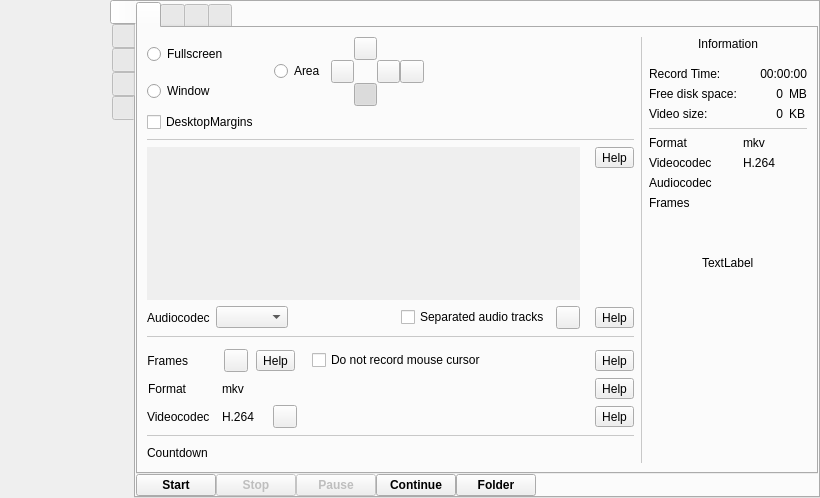
Qt form src/wayland/formMainWindow_wl.ui (vkohaupt/vokoscreenNG) before a commit.
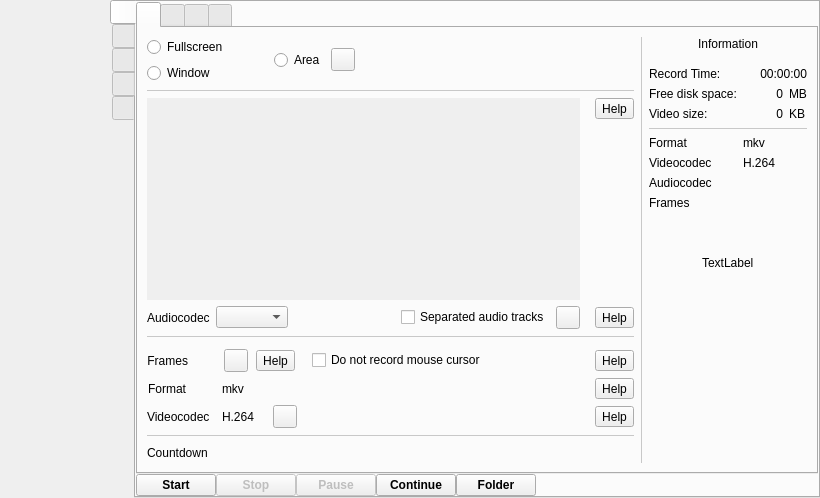
The same form after that commit. Icons and pictures are not drawn.

Commit message: Wayland: Area margins

```diff
--- a/src/wayland/formMainWindow_wl.ui
+++ b/src/wayland/formMainWindow_wl.ui
@@ -344,157 +344,18 @@
                         <number>0</number>
                        </property>
                        <item>
-                        <layout class="QGridLayout" name="gridLayout_area_taskbar">
-                         <property name="spacing">
-                          <number>0</number>
+                        <widget class="QToolButton" name="toolButtonScreencastAreaReset">
+                         <property name="toolTip">
+                          <string>Reset</string>
                          </property>
-                         <item row="1" column="2">
-                          <widget class="QToolButton" name="toolButton_area_right">
-                           <property name="maximumSize">
-                            <size>
-                             <width>23</width>
-                             <height>23</height>
-                            </size>
-                           </property>
-                           <property name="toolTip">
-                            <string notr="true">Taskbar is right</string>
-                           </property>
-                           <property name="text">
-                            <string notr="true"/>
-                           </property>
-                           <property name="iconSize">
-                            <size>
-                             <width>23</width>
-                             <height>23</height>
-                            </size>
-                           </property>
-                           <property name="checkable">
-                            <bool>true</bool>
-                           </property>
-                           <property name="autoExclusive">
-                            <bool>true</bool>
-                           </property>
-                          </widget>
-                         </item>
-                         <item row="0" column="1">
-                          <widget class="QToolButton" name="toolButton_area_top">
-                           <property name="maximumSize">
-                            <size>
-                             <width>23</width>
-                             <height>23</height>
-                            </size>
-                           </property>
-                           <property name="toolTip">
-                            <string notr="true">Taskbar is top</string>
-                           </property>
-                           <property name="text">
-                            <string notr="true"/>
-                           </property>
-                           <property name="iconSize">
-                            <size>
-                             <width>23</width>
-                             <height>23</height>
-                            </size>
-                           </property>
-                           <property name="checkable">
-                            <bool>true</bool>
-                           </property>
-                           <property name="autoExclusive">
-                            <bool>true</bool>
-                           </property>
-                          </widget>
-                         </item>
-                         <item row="1" column="3">
-                          <widget class="QToolButton" name="toolButtonScreencastAreaReset">
-                           <property name="toolTip">
-                            <string>Reset</string>
-                           </property>
-                           <property name="text">
-                            <string notr="true"/>
-                           </property>
-                           <property name="icon">
-                            <iconset resource="../screencast.qrc">
-                             <normaloff>:/pictures/screencast/undo.png</normaloff>:/pictures/screencast/undo.png</iconset>
-                           </property>
-                          </widget>
-                         </item>
-                         <item row="1" column="0">
-                          <widget class="QToolButton" name="toolButton_area_left">
-                           <property name="maximumSize">
-                            <size>
-                             <width>23</width>
-                             <height>23</height>
-                            </size>
-                           </property>
-                           <property name="toolTip">
-                            <string notr="true">Taskbar is left</string>
-                           </property>
-                           <property name="text">
-                            <string notr="true"/>
-                           </property>
-                           <property name="iconSize">
-                            <size>
-                             <width>23</width>
-                             <height>23</height>
-                            </size>
-                           </property>
-                           <property name="checkable">
-                            <bool>true</bool>
-                           </property>
-                           <property name="autoExclusive">
-                            <bool>true</bool>
-                           </property>
-                          </widget>
-                         </item>
-                         <item row="2" column="1">
-                          <widget class="QToolButton" name="toolButton_area_bottom">
-                           <property name="maximumSize">
-                            <size>
-                             <width>23</width>
-                             <height>23</height>
-                            </size>
-                           </property>
-                           <property name="toolTip">
-                            <string notr="true">Taskbar is bottom</string>
-                           </property>
-                           <property name="text">
-                            <string notr="true"/>
-                           </property>
-                           <property name="icon">
-                            <iconset resource="../screencast.qrc">
-                             <normaloff>:/pictures/screencast/accept.png</normaloff>:/pictures/screencast/accept.png</iconset>
-                           </property>
-                           <property name="iconSize">
-                            <size>
-                             <width>23</width>
-                             <height>23</height>
-                            </size>
-                           </property>
-                           <property name="checkable">
-                            <bool>true</bool>
-                           </property>
-                           <property name="checked">
-                            <bool>true</bool>
-                           </property>
-                           <property name="autoExclusive">
-                            <bool>true</bool>
-                           </property>
-                          </widget>
-                         </item>
-                        </layout>
-                       </item>
-                       <item>
-                        <spacer name="horizontalSpacer_16">
-                         <property name="orientation">
-                          <enum>Qt::Horizontal</enum>
+                         <property name="text">
+                          <string notr="true"/>
                          </property>
-                         <property name="sizeHint" stdset="0">
-                          <size>
-                           <width>40</width>
-                           <height>20</height>
-                          </size>
+                         <property name="icon">
+                          <iconset resource="../screencast.qrc">
+                           <normaloff>:/pictures/screencast/undo.png</normaloff>:/pictures/screencast/undo.png</iconset>
                          </property>
-                        </spacer>
+                        </widget>
                        </item>
                        <item>
                         <spacer name="horizontalSpacer_2">
@@ -539,13 +400,6 @@
                   </item>
                  </layout>
                 </item>
-                <item>
-                 <widget class="QCheckBox" name="checkBoxDesktopMargins">
-                  <property name="text">
-                   <string notr="true">DesktopMargins</string>
-                  </property>
-                 </widget>
-                </item>
                 <item>
                  <widget class="Line" name="line_2">
                   <property name="styleSheet">
@@ -635,7 +489,7 @@
                           <x>0</x>
                           <y>0</y>
                           <width>401</width>
-                          <height>71</height>
+                          <height>120</height>
                          </rect>
                         </property>
                         <property name="accessibleName">
```
Left out of the diff: 2 changed lines with no effect on the pictures. The commit also changes 1 other file.
